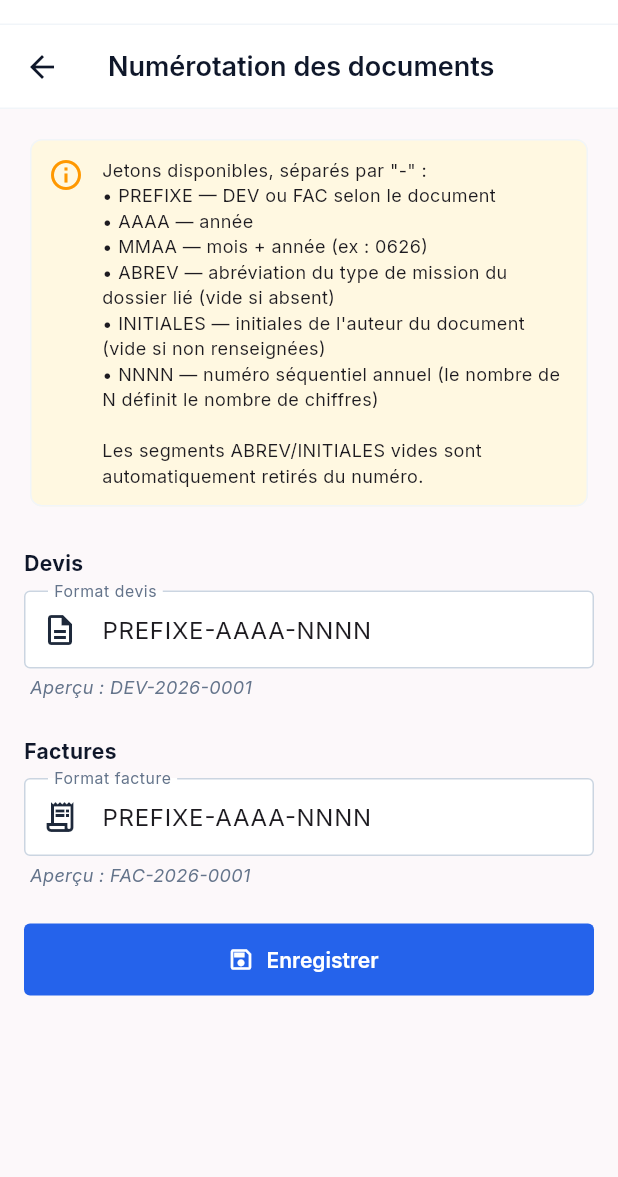
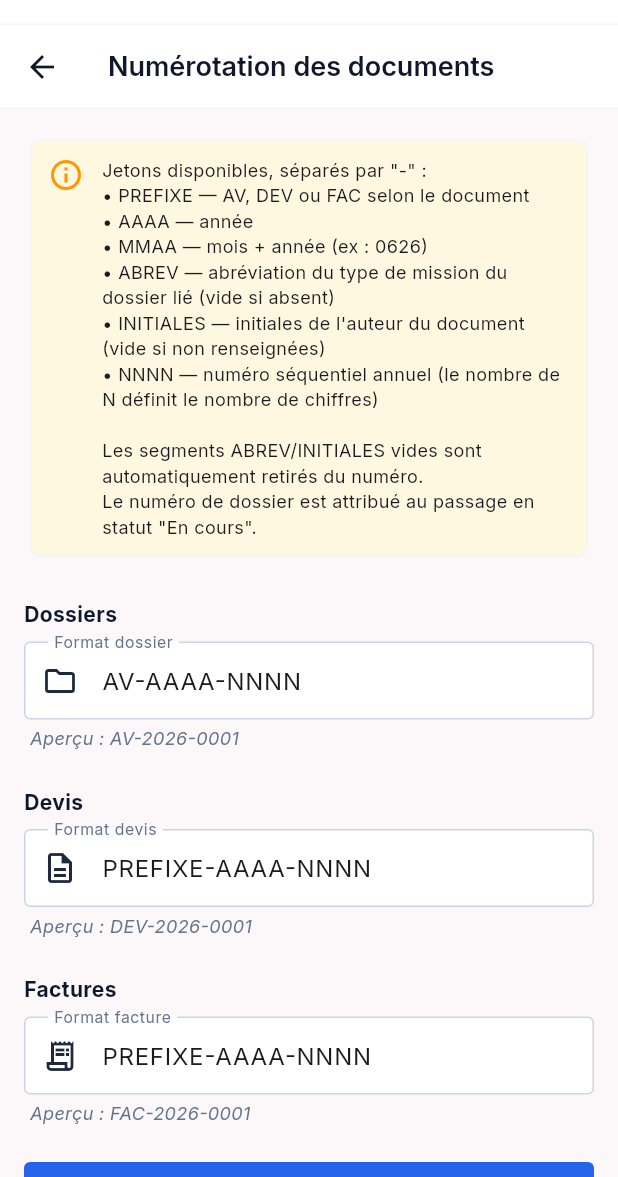
Before and after one commit to christiannoubisssi/gemex, a Flutter app: the NumerotationScreen screen opened by its route, on a phone screen of 412 x 824 dp, the part 59-1236 px from its top. Run offline on Flutter 3.47's test engine with Material 3 defaults, Android fonts, the phone set to English and light mode, and no system bars; our stand-ins replace connectivity_plus, drift, drift_flutter, file_picker, fl_chart, flutter_form_builder and 10 more; missing offline and left inert: mobile_scanner; accounts and stored records are empty; generated files the repository leaves out were written again.

Commit message:
feat: lot 2 - nouveaux statuts dossiers + numérotation configurable
Lot 1 (inclus) :
- Fix InvalidDataException : DossiersDao.updateFields() pour update partiel
- Champs manquants ajoutés au companion update (dateSinistre, numeroPolice, etc.)

Lot 2a — Nouveaux statuts dossiers :
- brouillon → en_instruction → en_cours → termine (+ annule)
- Remplace : nouveau, expertise_en_cours, rapport_redige, clos
- Mise à jour : app_constants, app_colors, status_badge, dossiers_dao,
  dossier_repository, dashboard_screen, dashboard_provider,
  client_detail_screen, dossier_detail_screen, dossiers_list_screen, demo_data

Lot 2b — Workflow dossier :
- dateExpertise auto-remplie à en_cours, dateCloture à termine
- Numéro permanent récupéré depuis Supabase après passage à en_cours

Lot 2c — UI dossier :
- Bouton workflow et dialog dynamiques via AppConstants (aucun changement nécessaire)
- KPI Clos renommé Terminés

Lot 2d — Numérotation configurable dossiers :
- schema.sql : format_dossier dans parametres_numerotation, trigger BEFORE UPDATE
  (au lieu de BEFORE INSERT), next_numero() configurable pour dossiers,
  migration statuts old→new, default 'brouillon'
- parametres_service.dart : format_dossier ajouté (GET/cache/save)
- numerotation_screen.dart : 3e champ Dossiers avec aperçu

Co-Authored-By: Claude Sonnet 4.6 <noreply@anthropic.com>

```diff
--- a/lib/core/constants/app_constants.dart
+++ b/lib/core/constants/app_constants.dart
@@ -10,39 +10,35 @@ class AppConstants {
   static const double tvaTauxDefaut = 18.0;
   static const double tpsTauxDefaut = 0.0;
 
-  // Statuts dossiers
-  static const String statutNouveau = 'nouveau';
+  // Statuts dossiers — workflow : brouillon → en_instruction → en_cours → termine
+  static const String statutBrouillon = 'brouillon';
   static const String statutEnInstruction = 'en_instruction';
-  static const String statutExpertise = 'expertise_en_cours';
-  static const String statutRapport = 'rapport_redige';
-  static const String statutClos = 'clos';
+  static const String statutEnCours = 'en_cours';
+  static const String statutTermine = 'termine';
   static const String statutAnnule = 'annule';
 
   static const List<String> statutsDossier = [
-    statutNouveau,
+    statutBrouillon,
     statutEnInstruction,
-    statutExpertise,
-    statutRapport,
-    statutClos,
+    statutEnCours,
+    statutTermine,
     statutAnnule,
   ];
 
   static const Map<String, String> statutLabels = {
-    statutNouveau: 'Nouveau',
+    statutBrouillon: 'Brouillon',
     statutEnInstruction: 'En instruction',
-    statutExpertise: 'Expertise en cours',
-    statutRapport: 'Rapport rédigé',
-    statutClos: 'Clos',
+    statutEnCours: 'En cours',
+    statutTermine: 'Terminé',
     statutAnnule: 'Annulé',
   };
 
-  // Transitions autorisées (workflow à sens unique)
+  // Transitions autorisées (workflow à sens unique — pas de retour arrière)
   static const Map<String, String?> nextStatut = {
-    statutNouveau: statutEnInstruction,
-    statutEnInstruction: statutExpertise,
-    statutExpertise: statutRapport,
-    statutRapport: statutClos,
-    statutClos: null,
+    statutBrouillon: statutEnInstruction,
+    statutEnInstruction: statutEnCours,
+    statutEnCours: statutTermine,
+    statutTermine: null,
     statutAnnule: null,
   };
 
--- a/lib/core/theme/app_colors.dart
+++ b/lib/core/theme/app_colors.dart
@@ -30,13 +30,12 @@ class AppColors {
   static const Color teal = emerald;
   static const Color gold = Color(0xFFF59E0B);
 
-  // Statuts dossiers
-  static const Color statutNouveau = primary;
-  static const Color statutEnInstruction = Color(0xFF6366F1); // Indigo
-  static const Color statutExpertise = Color(0xFFF59E0B);
-  static const Color statutRapport = Color(0xFF0EA5E9); // Sky
-  static const Color statutClos = emerald;
-  static const Color statutAnnule = danger;
+  // Statuts dossiers — synchronisés avec AppConstants.statut*
+  static const Color statutBrouillon = Color(0xFF94A3B8);     // Slate — brouillon/draft
+  static const Color statutEnInstruction = Color(0xFF6366F1); // Indigo — en attente
+  static const Color statutEnCours = Color(0xFFF59E0B);       // Amber  — travail en cours
+  static const Color statutTermine = emerald;                  // Vert   — terminé
+  static const Color statutAnnule = danger;                    // Rouge  — annulé
 
   // Priorités
   static const Color prioriteBasse = Color(0xFF94A3B8);
--- a/lib/core/utils/demo_data.dart
+++ b/lib/core/utils/demo_data.dart
@@ -120,7 +120,7 @@ class DemoData {
       clientId: Value(cIds[0]), numero: const Value('AV-2026-001'),
       titre: 'Sinistre Incendie Immeuble ABC',
       description: const Value('Expertise incendie suite à court-circuit électrique'),
-      statut: const Value(AppConstants.statutClos),
+      statut: const Value(AppConstants.statutTermine),
       priorite: const Value(AppConstants.prioriteHaute),
       dateOuverture: Value(now.subtract(const Duration(days: 45))),
       dateSinistre: Value(now.subtract(const Duration(days: 47))),
@@ -136,7 +136,7 @@ class DemoData {
       id: dIds[1], entrepriseId: 'default', annee: annee,
       clientId: Value(cIds[1]), numero: const Value('AV-2026-002'),
       titre: 'Collision Camion-Citerne RN1',
-      statut: const Value(AppConstants.statutExpertise),
+      statut: const Value(AppConstants.statutEnCours),
       priorite: const Value(AppConstants.prioriteNormale),
       dateOuverture: Value(now.subtract(const Duration(days: 12))),
       dateSinistre: Value(now.subtract(const Duration(days: 14))),
@@ -150,7 +150,7 @@ class DemoData {
       id: dIds[2], entrepriseId: 'default', annee: annee,
       clientId: Value(cIds[2]), numero: const Value('AV-2026-003'),
       titre: 'Dégât des eaux — Villa Mba',
-      statut: const Value(AppConstants.statutRapport),
+      statut: const Value(AppConstants.statutTermine),
       priorite: const Value(AppConstants.prioriteBasse),
       dateOuverture: Value(now.subtract(const Duration(days: 30))),
       dateSinistre: Value(now.subtract(const Duration(days: 32))),
@@ -165,7 +165,7 @@ class DemoData {
       id: dIds[3], entrepriseId: 'default', annee: annee,
       clientId: Value(cIds[3]), numero: const Value('AV-2026-004'),
       titre: 'Dommages Plateforme Pétrolière Anguille',
-      statut: const Value(AppConstants.statutNouveau),
+      statut: const Value(AppConstants.statutBrouillon),
       priorite: const Value(AppConstants.prioriteUrgente),
       dateOuverture: Value(now.subtract(const Duration(days: 2))),
       dateSinistre: Value(now.subtract(const Duration(days: 3))),
@@ -178,7 +178,7 @@ class DemoData {
       id: dIds[4], entrepriseId: 'default', annee: annee,
       clientId: Value(cIds[4]), numero: const Value('AV-2026-005'),
       titre: 'Avarie Cargo Maritime MV Libreville',
-      statut: const Value(AppConstants.statutClos),
+      statut: const Value(AppConstants.statutTermine),
       priorite: const Value(AppConstants.prioriteNormale),
       dateOuverture: Value(now.subtract(const Duration(days: 60))),
       dateSinistre: Value(now.subtract(const Duration(days: 62))),
--- a/lib/database/daos/dossiers_dao.dart
+++ b/lib/database/daos/dossiers_dao.dart
@@ -44,22 +44,27 @@ class DossiersDao extends DatabaseAccessor<AppDatabase> with _$DossiersDaoMixin
     return (select(dossiers)
           ..where((d) =>
               d.priorite.isIn(['haute', 'urgente']) &
-              d.statut.isNotIn(['clos', 'annule']))
+              d.statut.isNotIn(['termine', 'annule']))
           ..orderBy([(d) => OrderingTerm.desc(d.createdAt)])
           ..limit(5))
         .get();
   }
 
+  /// INSERT complet (création) — toutes les colonnes non-nullables requises.
   Future<void> upsert(DossiersCompanion companion) {
     return into(dossiers).insertOnConflictUpdate(companion);
   }
 
+  /// UPDATE partiel (modification) — seules les colonnes présentes dans [companion] sont écrites.
+  Future<void> updateFields(String id, DossiersCompanion companion) {
+    return (update(dossiers)..where((d) => d.id.equals(id))).write(companion);
+  }
+
   Future<void> updateStatut(String id, String statut,
-      {DateTime? dateExpertise, DateTime? dateRapport, DateTime? dateCloture, String? motifAnnulation}) {
+      {DateTime? dateExpertise, DateTime? dateCloture, String? motifAnnulation}) {
     return (update(dossiers)..where((d) => d.id.equals(id))).write(DossiersCompanion(
       statut: Value(statut),
       dateExpertise: dateExpertise != null ? Value(dateExpertise) : const Value.absent(),
-      dateRapport: dateRapport != null ? Value(dateRapport) : const Value.absent(),
       dateCloture: dateCloture != null ? Value(dateCloture) : const Value.absent(),
       motifAnnulation: motifAnnulation != null ? Value(motifAnnulation) : const Value.absent(),
       syncStatus: const Value('pending'),
--- a/lib/database/tables/dossiers_table.dart
+++ b/lib/database/tables/dossiers_table.dart
@@ -17,7 +17,7 @@ class Dossiers extends Table {
   TextColumn get natureSinistre => text().nullable()();
   RealColumn get montantSinistre => real().nullable()();
 
-  TextColumn get statut => text().withDefault(const Constant('nouveau'))();
+  TextColumn get statut => text().withDefault(const Constant('brouillon'))();
   TextColumn get priorite => text().withDefault(const Constant('normale'))();
 
   DateTimeColumn get dateOuverture => dateTime().withDefault(currentDateAndTime)();
--- a/lib/features/clients/presentation/screens/client_detail_screen.dart
+++ b/lib/features/clients/presentation/screens/client_detail_screen.dart
@@ -433,7 +433,7 @@ class _DossiersTabState extends ConsumerState<_DossiersTab> {
       data: (tous) {
         final enCours = tous
             .where((d) =>
-                d.statut != AppConstants.statutClos &&
+                d.statut != AppConstants.statutTermine &&
                 d.statut != AppConstants.statutAnnule)
             .toList();
         final affiches = _enCoursOnly ? enCours : tous;
--- a/lib/features/dossiers/presentation/screens/dossier_detail_screen.dart
+++ b/lib/features/dossiers/presentation/screens/dossier_detail_screen.dart
@@ -140,7 +140,7 @@ class _ResumeTab extends ConsumerWidget {
   @override
   Widget build(BuildContext context, WidgetRef ref) {
     final nextStatut = AppConstants.nextStatut[dossier.statut];
-    final peutAnnuler = dossier.statut != AppConstants.statutClos &&
+    final peutAnnuler = dossier.statut != AppConstants.statutTermine &&
         dossier.statut != AppConstants.statutAnnule &&
         ref.watch(permissionProvider(AppPermissions.dossiersAnnuler));
 
--- a/lib/features/parametres/data/parametres_service.dart
+++ b/lib/features/parametres/data/parametres_service.dart
@@ -18,6 +18,7 @@ class ParametresService {
   static const defaultsDevise = 'XAF';
   static const defaultFormatDevis = 'PREFIXE-AAAA-NNNN';
   static const defaultFormatFacture = 'PREFIXE-AAAA-NNNN';
+  static const defaultFormatDossier = 'AV-AAAA-NNNN';
 
   static SupabaseClient get _client => Supabase.instance.client;
 
@@ -208,13 +209,14 @@ class ParametresService {
     try {
       final row = await _client
           .from('parametres_numerotation')
-          .select('format_devis, format_facture')
+          .select('format_devis, format_facture, format_dossier')
           .eq('entreprise_id', 'default')
           .maybeSingle();
       if (row != null) {
         final data = {
           'format_devis': row['format_devis'] as String? ?? defaultFormatDevis,
           'format_facture': row['format_facture'] as String? ?? defaultFormatFacture,
+          'format_dossier': row['format_dossier'] as String? ?? defaultFormatDossier,
         };
         await _cacheNumerotation(data);
         return data;
@@ -229,22 +231,30 @@ class ParametresService {
     return {
       'format_devis': await getString('${_prefixNumerotation}format_devis', defaultValue: defaultFormatDevis),
       'format_facture': await getString('${_prefixNumerotation}format_facture', defaultValue: defaultFormatFacture),
+      'format_dossier': await getString('${_prefixNumerotation}format_dossier', defaultValue: defaultFormatDossier),
     };
   }
 
   static Future<void> _cacheNumerotation(Map<String, String> data) async {
     await setString('${_prefixNumerotation}format_devis', data['format_devis']!);
     await setString('${_prefixNumerotation}format_facture', data['format_facture']!);
+    await setString('${_prefixNumerotation}format_dossier', data['format_dossier']!);
   }
 
-  static Future<void> saveNumerotation(String formatDevis, String formatFacture) async {
-    final data = {'format_devis': formatDevis, 'format_facture': formatFacture};
+  static Future<void> saveNumerotation(
+      String formatDevis, String formatFacture, String formatDossier) async {
+    final data = {
+      'format_devis': formatDevis,
+      'format_facture': formatFacture,
+      'format_dossier': formatDossier,
+    };
     await _cacheNumerotation(data);
     try {
       await _client.from('parametres_numerotation').upsert({
         'entreprise_id': 'default',
         'format_devis': formatDevis,
         'format_facture': formatFacture,
+        'format_dossier': formatDossier,
       });
     } catch (_) {
       // Hors-ligne : le cache local reste à jour, la sync se refera plus tard
--- a/lib/features/parametres/presentation/screens/numerotation_screen.dart
+++ b/lib/features/parametres/presentation/screens/numerotation_screen.dart
@@ -12,6 +12,7 @@ class NumerotationScreen extends ConsumerStatefulWidget {
 }
 
 class _NumerotationScreenState extends ConsumerState<NumerotationScreen> {
+  final _dossierCtrl = TextEditingController();
   final _devisCtrl = TextEditingController();
   final _factureCtrl = TextEditingController();
   bool _loading = true;
@@ -25,6 +26,7 @@ class _NumerotationScreenState extends ConsumerState<NumerotationScreen> {
 
   Future<void> _load() async {
     final data = await ParametresService.getNumerotation();
+    _dossierCtrl.text = data['format_dossier']!;
     _devisCtrl.text = data['format_devis']!;
     _factureCtrl.text = data['format_facture']!;
     setState(() => _loading = false);
@@ -33,7 +35,7 @@ class _NumerotationScreenState extends ConsumerState<NumerotationScreen> {
   Future<void> _save() async {
     setState(() => _saving = true);
     await ParametresService.saveNumerotation(
-        _devisCtrl.text.trim(), _factureCtrl.text.trim());
+        _devisCtrl.text.trim(), _factureCtrl.text.trim(), _dossierCtrl.text.trim());
     ref.invalidate(numerotationProvider);
     setState(() => _saving = false);
     if (mounted) {
@@ -44,6 +46,7 @@ class _NumerotationScreenState extends ConsumerState<NumerotationScreen> {
 
   @override
   void dispose() {
+    _dossierCtrl.dispose();
     _devisCtrl.dispose();
     _factureCtrl.dispose();
     super.dispose();
@@ -72,13 +75,14 @@ class _NumerotationScreenState extends ConsumerState<NumerotationScreen> {
                     Expanded(
                       child: Text(
                         'Jetons disponibles, séparés par "-" :\n'
-                        '• PREFIXE — DEV ou FAC selon le document\n'
+                        '• PREFIXE — AV, DEV ou FAC selon le document\n'
                         '• AAAA — année\n'
                         '• MMAA — mois + année (ex : 0626)\n'
                         '• ABREV — abréviation du type de mission du dossier lié (vide si absent)\n'
                         '• INITIALES — initiales de l\'auteur du document (vide si non renseignées)\n'
                         '• NNNN — numéro séquentiel annuel (le nombre de N définit le nombre de chiffres)\n\n'
-                        'Les segments ABREV/INITIALES vides sont automatiquement retirés du numéro.',
+                        'Les segments ABREV/INITIALES vides sont automatiquement retirés du numéro.\n'
+                        'Le numéro de dossier est attribué au passage en statut "En cours".',
                         style: TextStyle(fontSize: 12),
                       ),
                     ),
@@ -86,6 +90,20 @@ class _NumerotationScreenState extends ConsumerState<NumerotationScreen> {
                 ),
               ),
             ),
+            const SizedBox(height: 24),
+            const Text('Dossiers', style: TextStyle(fontWeight: FontWeight.bold, color: AppColors.navy)),
+            const SizedBox(height: 8),
+            TextFormField(
+              controller: _dossierCtrl,
+              decoration: const InputDecoration(
+                labelText: 'Format dossier',
+                hintText: 'AV-AAAA-NNNN',
+                prefixIcon: Icon(Icons.folder_outlined),
+              ),
+              onChanged: (_) => setState(() {}),
+            ),
+            const SizedBox(height: 4),
+            _Apercu(format: _dossierCtrl.text, prefixe: 'AV', annee: annee),
             const SizedBox(height: 24),
             const Text('Devis', style: TextStyle(fontWeight: FontWeight.bold, color: AppColors.navy)),
             const SizedBox(height: 8),
```
Also changed, not shown: lib/features/dashboard/data/dashboard_provider.dart (+4 -5 lines), lib/features/dashboard/presentation/screens/dashboard_screen.dart (+6 -8 lines), lib/features/dossiers/data/repositories/dossier_repository.dart (+33 -9 lines), lib/features/dossiers/presentation/screens/dossiers_list_screen.dart (+5 -5 lines), lib/features/dossiers/presentation/widgets/status_badge.dart (+3 -4 lines), lib/database/app_database.g.dart, 1 other file.
